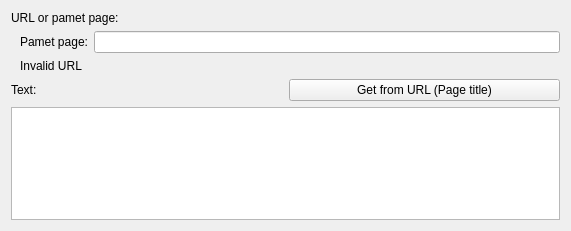
Before: the Qt Designer form pamet/pamet/views/note/anchor/props_edit/widget.ui in v-ko/pamet, drawn with Qt 5.
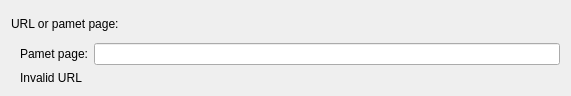
After: the same form once the commit is applied.

The edit to the form file:
```diff
--- a/pamet/pamet/views/note/anchor/props_edit/widget.ui
+++ b/pamet/pamet/views/note/anchor/props_edit/widget.ui
@@ -7,7 +7,7 @@
     <x>0</x>
     <y>0</y>
     <width>571</width>
-    <height>231</height>
+    <height>96</height>
    </rect>
   </property>
   <property name="windowTitle">
@@ -52,30 +52,6 @@
      </item>
     </layout>
    </item>
-   <item>
-    <layout class="QHBoxLayout" name="horizontalLayout_2">
-     <property name="topMargin">
-      <number>0</number>
-     </property>
-     <item>
-      <widget class="QLabel" name="label">
-       <property name="text">
-        <string>Text:</string>
-       </property>
-      </widget>
-     </item>
-     <item>
-      <widget class="QPushButton" name="get_title_button">
-       <property name="text">
-        <string>Get from URL (Page title)</string>
-       </property>
-      </widget>
-     </item>
-    </layout>
-   </item>
-   <item>
-    <widget class="QTextEdit" name="text_edit"/>
-   </item>
   </layout>
  </widget>
  <resources/>
```
